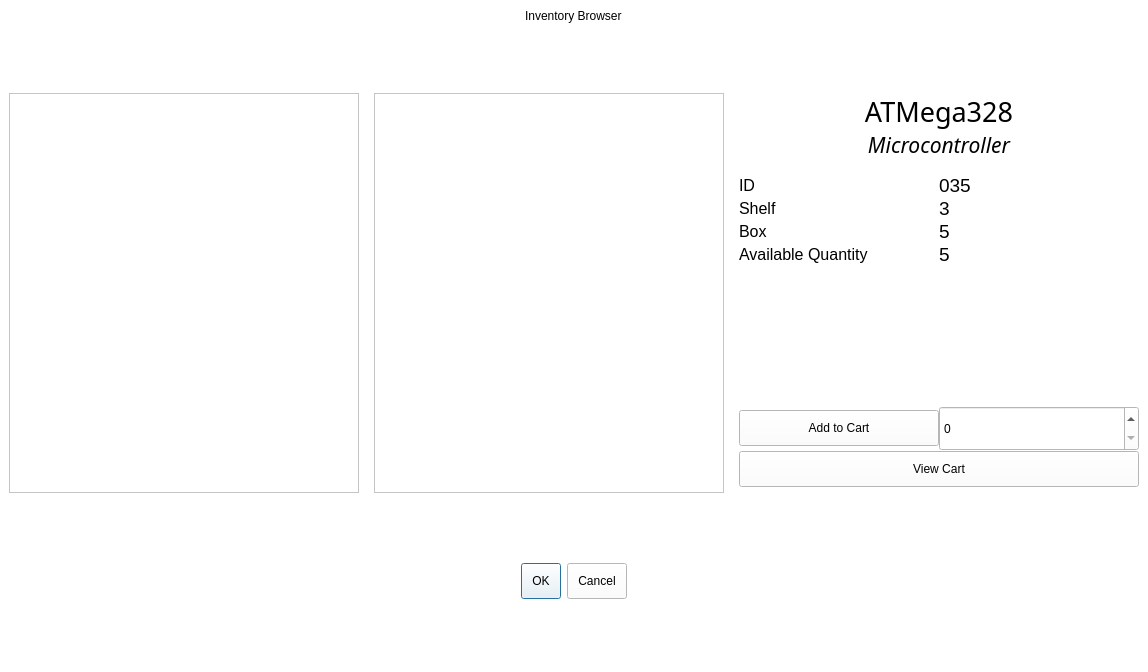
Above: inventory.ui from arc-bphc/sims-gui before the change. Below: the same form after it.
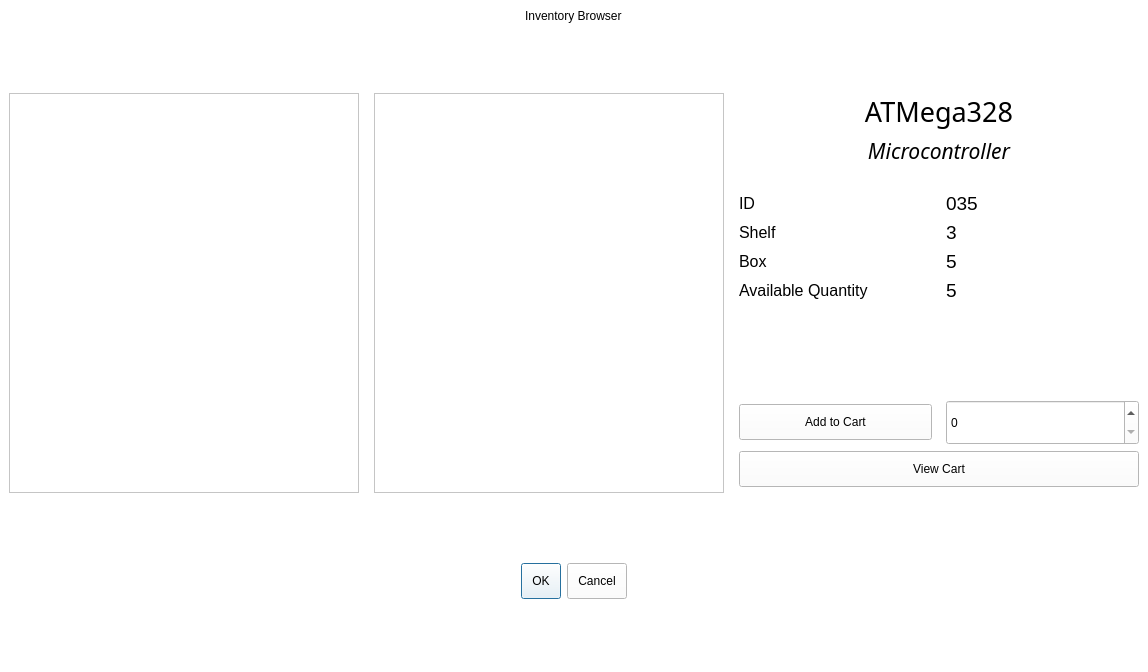
That is the form after the change. Icons and pictures are not drawn.

Diff of the .ui file:
```diff
--- a/inventory.ui
+++ b/inventory.ui
@@ -111,6 +111,12 @@
         <property name="rightMargin">
          <number>0</number>
         </property>
+        <property name="horizontalSpacing">
+         <number>14</number>
+        </property>
+        <property name="verticalSpacing">
+         <number>6</number>
+        </property>
         <item row="5" column="1">
          <widget class="QLabel" name="partBox">
           <property name="font">
```
